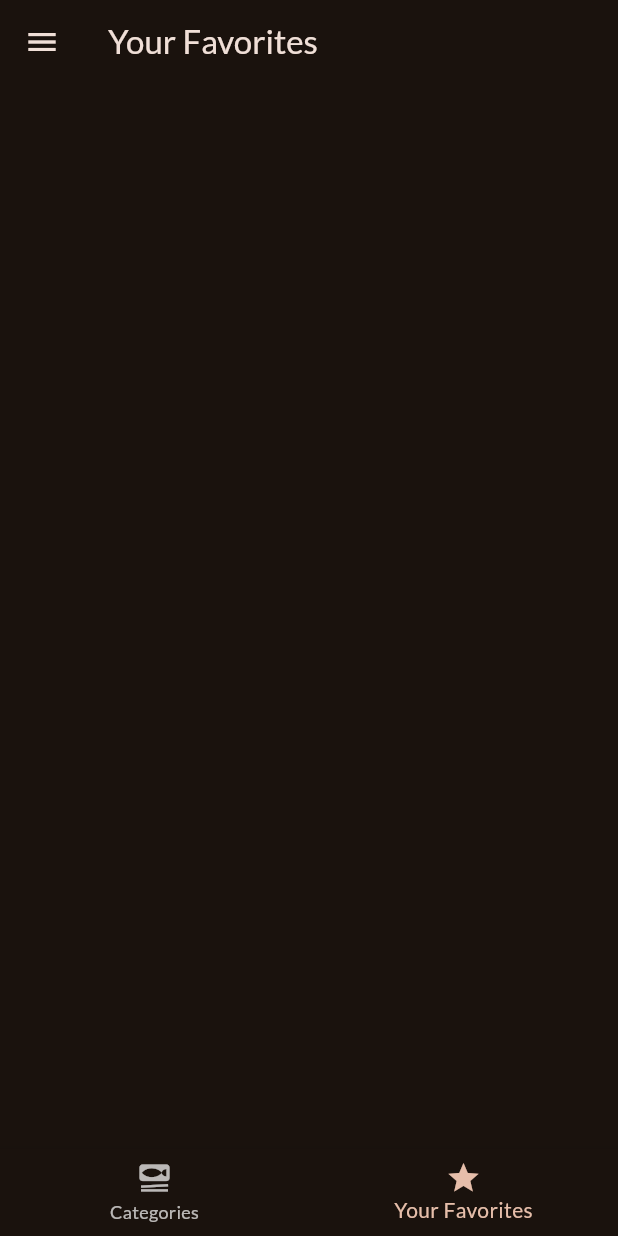
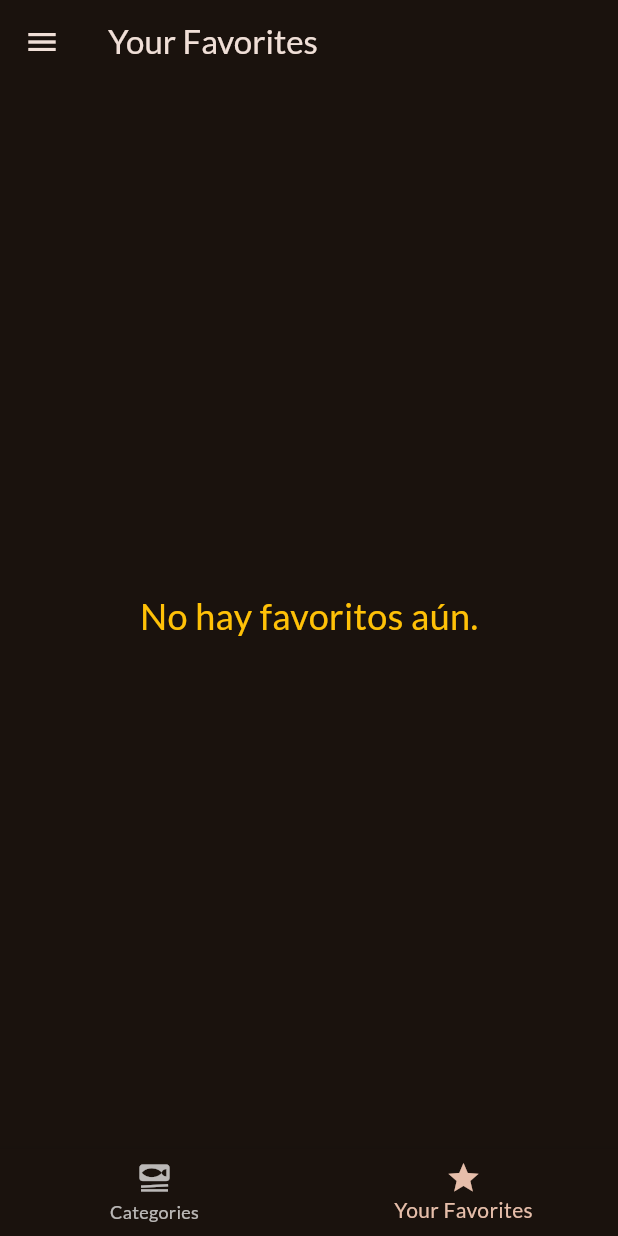
Before and after one commit to victortelles/flutter-Recetario-comida, a Flutter app: the screen it shows after launch, item 2 of the bottom bar chosen, on a phone screen of 412 x 824 dp. Run offline on Flutter 3.47's test engine with Material 3 defaults, Android fonts, the phone set to English and light mode, and no system bars; our stand-ins replace google_fonts.

Commit message:
Unicamente texto en pantalla de productos (favoritos)

```diff
--- a/lib/screens/meals.dart
+++ b/lib/screens/meals.dart
@@ -1,16 +1,18 @@
-//Aqui se mostrara la lista de comidas, pero utilizando el widget de meal_item
-//Al picarle algun producto,te abrira otra ventana para mostrar el detalle de ese producto.
+import 'package:flutter/material.dart';
 
-class MealsScreen extends StatefulWidget {
+class MealsScreen extends StatelessWidget {
   const MealsScreen({super.key});
 
   @override
-  State<MealsScreen> createState() => _MealsScreenState();
-}
-
-class _MealsScreenState extends State<MealsScreen> {
-  @override
   Widget build(BuildContext context) {
-    return Container();
+    return Center(
+      child: Text(
+        'No hay favoritos aún.',
+        style: TextStyle(
+          fontSize: 24,
+          color: Colors.amber
+          ),
+      ),
+    );
   }
 }
```
